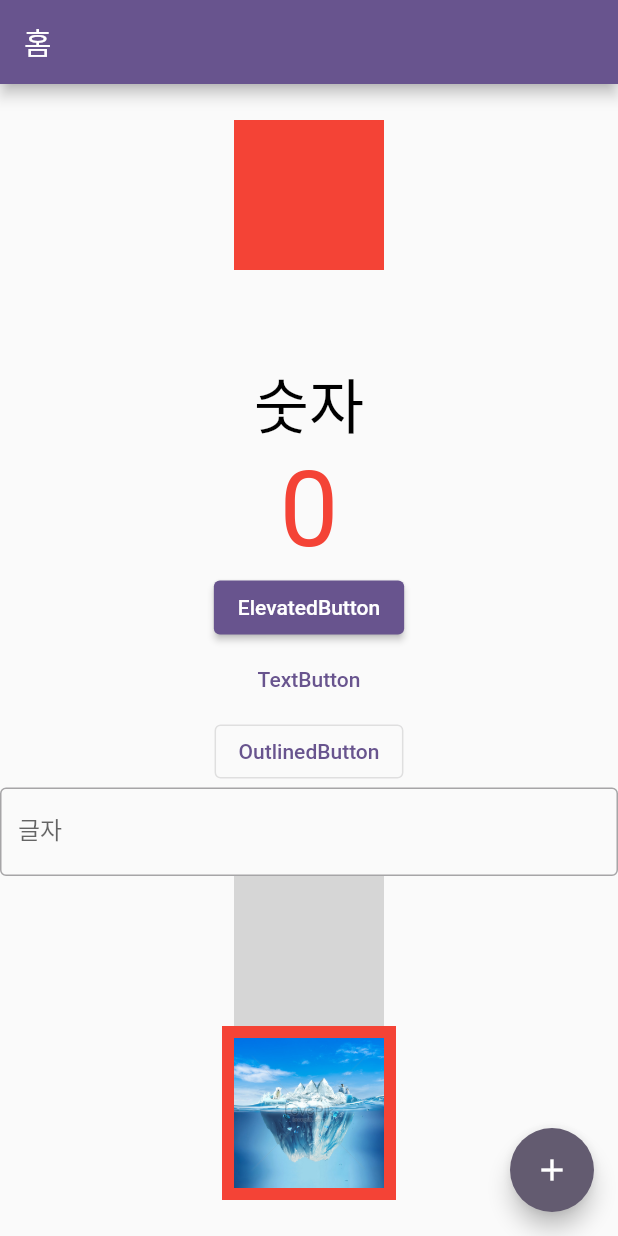
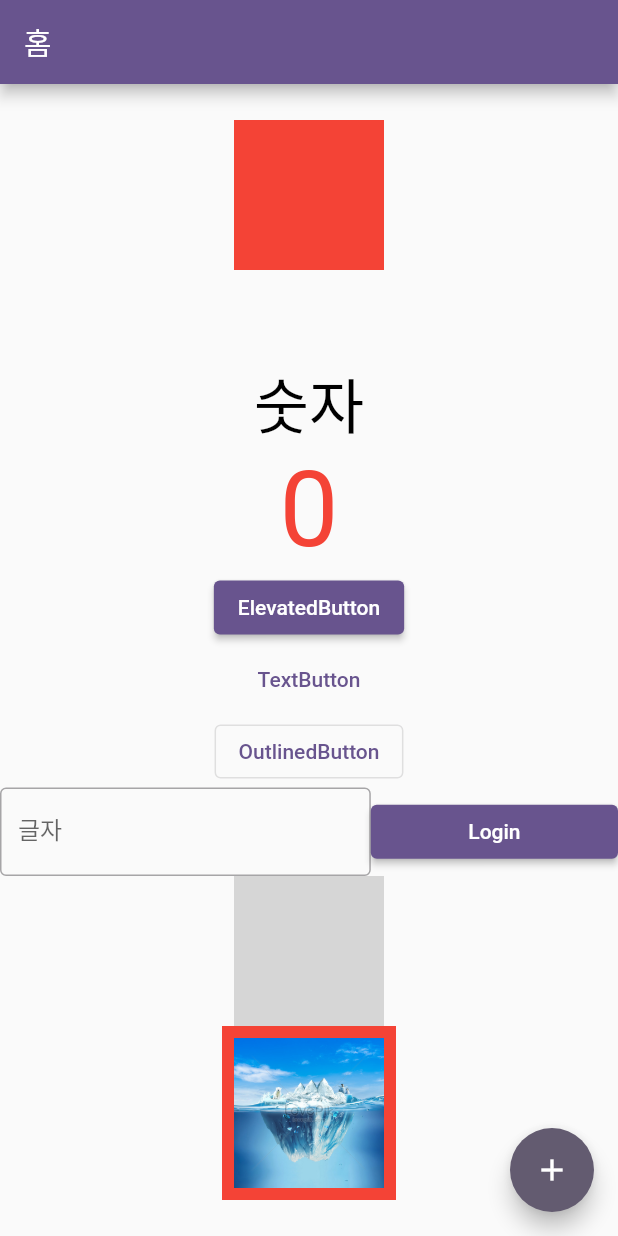
Before and after one commit to jungho1016/flutter_beginner, a Flutter app: the screen it shows after launch, on a phone screen of 412 x 824 dp. Run offline on Flutter 3.47's test engine with Material 2 defaults, Android fonts, the phone set to English and light mode, and no system bars; network calls fail; grey boxes are pictures that could not be loaded.

Commit message:
035. Expanded

```diff
--- a/lib/main_page.dart
+++ b/lib/main_page.dart
@@ -62,7 +62,11 @@ class _MainPageState extends State<MainPage> {
                 },
                 child: Text('OutlinedButton'),
               ),
-              TextField(
+              Row(
+                children: [
+                  Expanded(
+                    flex: 3,
+                    child: TextField(
                       onChanged: (text) {
                         print(text);
                       },
@@ -70,6 +74,16 @@ class _MainPageState extends State<MainPage> {
                         labelText: '글자',
                         border: OutlineInputBorder(),
                       ),
+                    ),
+                  ),
+                  Expanded(
+                    flex: 2,
+                    child: ElevatedButton(
+                      onPressed: () {},
+                      child: Text('Login'),
+                    ),
+                  ),
+                ],
               ),
               Image.network(
                 'https://t1.daumcdn.net/cfile/tistory/99B634495AA0EC0310',
```
Lines whose indentation alone changed are shown as unchanged.
